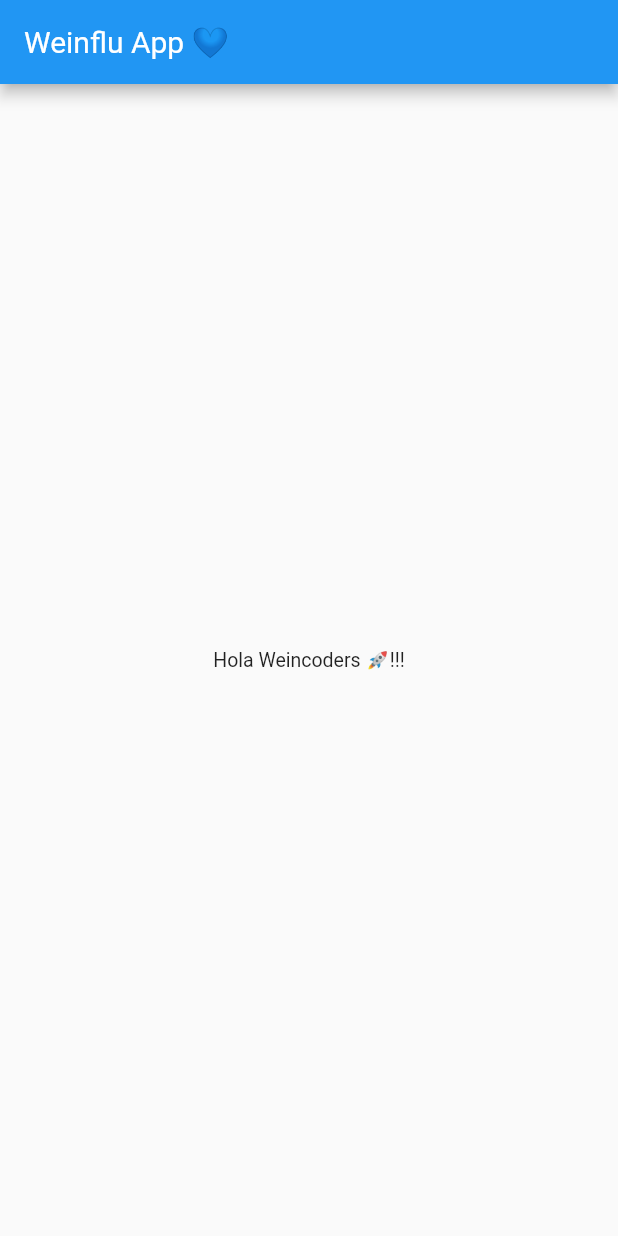
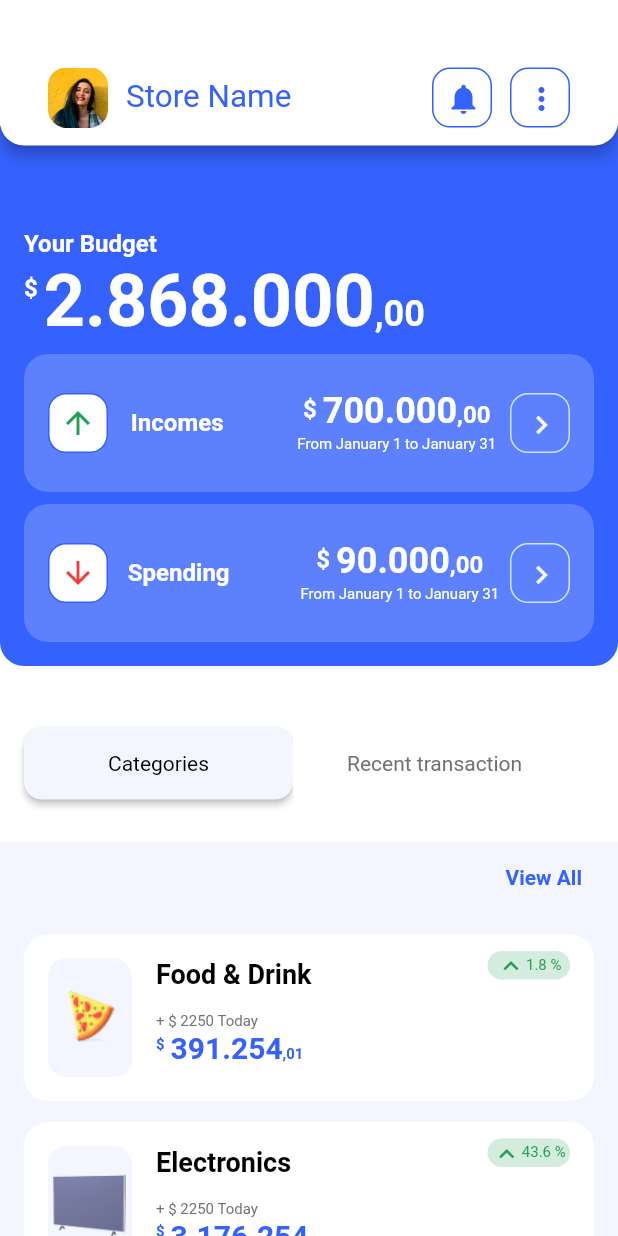
Before and after one commit to weincoder/weinflu-app, a Flutter app: the screen it shows after launch, on a phone screen of 412 x 824 dp. Run offline on Flutter 3.47's test engine with Material 2 defaults, Android fonts, the phone set to English and light mode, and no system bars.

Commit message:
feat 🆕: Se agrega la primera pantalla weinflu 💙🚀🤯

```diff
--- /dev/null
+++ b/weinflu_app/lib/app.dart
@@ -0,0 +1,19 @@
+
+
+import 'package:flutter/material.dart';
+import 'package:weinflu_app/pages/home_page.dart';
+
+import 'design/themes.dart';
+
+class WeinFluApp extends StatelessWidget{
+  const WeinFluApp({super.key});
+
+  @override
+  Widget build(BuildContext context) {
+    return MaterialApp(
+    theme: WeinFluThemes.defaultTheme,
+    home:  const HomePage(key: Key('home page'),),
+  );
+  }
+
+}
--- a/weinflu_app/lib/design/colors.dart
+++ b/weinflu_app/lib/design/colors.dart
@@ -13,6 +13,7 @@ class WeinFluColors {
   static const Color brandPrimaryColor = Color.fromRGBO(53, 97, 254, 1);
   static const Color brandSecondaryColor = Color.fromRGBO(243, 246, 255, 1);
   static const Color brandLightColor = Colors.white;
+  static const Color brandLightColorBorder = Color.fromRGBO(210, 228, 255, 1);
   static const Color brandLightColorOpacity = Color.fromRGBO(255, 255, 255, 0.2);
   static const Color brandDarkColor = Colors.black;
   static const Color brandLigthDarkColor = Color.fromRGBO(113, 113, 112, 1);
--- /dev/null
+++ b/weinflu_app/lib/design/themes.dart
@@ -0,0 +1,20 @@
+
+import 'package:flutter/material.dart';
+import 'package:weinflu_app/design/colors.dart';
+
+class WeinFluThemes {
+  WeinFluThemes._();
+  static ThemeData defaultTheme = ThemeData(
+      fontFamily: 'RobotoMono',
+      primaryColor: WeinFluColors.brandPrimaryColor,
+      textTheme: const TextTheme(
+        displayLarge: TextStyle(fontSize: 48.0, fontWeight: FontWeight.bold, color: WeinFluColors.brandLightColor),
+        displayMedium: TextStyle(fontSize: 24.0, fontWeight: FontWeight.bold, color: WeinFluColors.brandLightColor),
+        displaySmall: TextStyle(fontSize: 16.0, fontWeight: FontWeight.bold, color: WeinFluColors.brandLightColor),
+        headlineLarge: TextStyle(fontSize: 21.0, color: WeinFluColors.brandPrimaryColor),
+        bodyLarge: TextStyle(fontSize: 14.0),
+        bodyMedium: TextStyle(fontSize: 13.0),
+        bodySmall: TextStyle(fontSize: 10.0),
+      ),
+    );
+}
--- a/weinflu_app/lib/main.dart
+++ b/weinflu_app/lib/main.dart
@@ -1,34 +1,9 @@
 // Importamos el sistema de desiño de Google y todos
 // sus componentes reutilizables
 import 'package:flutter/material.dart';
-import 'package:weinflu_app/design/colors.dart';
+import 'package:weinflu_app/app.dart';
 
 //Punto de entrada de la aplicación aqui inicia toda la magia
 void main() {
-  runApp(MaterialApp(
-    theme: ThemeData(
-      fontFamily: 'RobotoMono',
-      primaryColor: WeinFluColors.brandPrimaryColor,
-      textTheme: const TextTheme(
-        displayLarge: TextStyle(fontSize: 48.0, fontWeight: FontWeight.bold),
-        displayMedium: TextStyle(fontSize: 24.0, fontWeight: FontWeight.bold),
-        displaySmall: TextStyle(fontSize: 16.0, fontWeight: FontWeight.bold),
-        headlineLarge: TextStyle(fontSize: 21.0, color: WeinFluColors.brandPrimaryColor),
-        bodyLarge: TextStyle(fontSize: 14.0),
-        bodyMedium: TextStyle(fontSize: 13.0),
-        bodySmall: TextStyle(fontSize: 10.0),
-      ),
-    ),
-    home: Scaffold(
-      appBar: AppBar(
-        title: const Text(
-          'Weinflu App 💙',
-        ),
-      ),
-      body: const Center(
-          child: Text(
-        'Hola Weincoders 🚀!!!',
-      )),
-    ),
-  ));
+  runApp(const WeinFluApp());
 }
--- /dev/null
+++ b/weinflu_app/lib/pages/home_page.dart
@@ -0,0 +1,235 @@
+import 'package:flutter/material.dart';
+import 'package:weinflu_app/design/colors.dart';
+import 'package:weinflu_app/widgets/header_title.dart';
+import 'package:weinflu_app/widgets/product_detail.dart';
+import 'package:weinflu_app/widgets/summary_card.dart';
+
+class HomePage extends StatefulWidget {
+  const HomePage({super.key});
+
+  @override
+  State<HomePage> createState() => _HomePageState();
+}
+
+class _HomePageState extends State<HomePage> {
+  Widget currentDisplayDetailWidget = const CategoriesWidget();
+  var buttonStyleInactive = ElevatedButton.styleFrom(
+      elevation: 0,
+      backgroundColor: WeinFluColors.brandLightColor,
+      shadowColor: WeinFluColors.brandLightColor);
+  var buttonStyleActive = ElevatedButton.styleFrom(
+      backgroundColor: WeinFluColors.brandSecondaryColor,
+      shape: RoundedRectangleBorder(
+        borderRadius: BorderRadius.circular(12), // <-- Radius
+      ));
+  late ButtonStyle categorieBtnStyle;
+  late ButtonStyle recentTransactionsBtnStyle;
+
+  @override
+  void initState() {
+    super.initState();
+    categorieBtnStyle = buttonStyleActive;
+    recentTransactionsBtnStyle = buttonStyleInactive;
+  }
+
+  @override
+  Widget build(BuildContext context) {
+    return Scaffold(
+      backgroundColor: WeinFluColors.brandLightColor,
+      appBar: AppBar(
+        toolbarHeight: 97,
+        backgroundColor: WeinFluColors.brandLightColor,
+        shape: const RoundedRectangleBorder(
+            borderRadius: BorderRadius.only(
+                bottomLeft: Radius.circular(16),
+                bottomRight: Radius.circular(16.0))),
+        title: const Padding(
+            padding: EdgeInsets.fromLTRB(16, 45, 16, 12), child: HeaderTitle()),
+      ),
+      body: Column(
+        children: [
+          Container(
+            height: 360,
+            width: MediaQuery.of(context).size.width,
+            padding:
+                const EdgeInsets.only(left: 16, right: 16, top: 69, bottom: 16),
+            transform: Matrix4.translationValues(0, -13, 0),
+            decoration: const BoxDecoration(
+                color: WeinFluColors.brandPrimaryColor,
+                borderRadius: BorderRadius.only(
+                    bottomLeft: Radius.circular(16),
+                    bottomRight: Radius.circular(16.0))),
+            child: Column(
+              crossAxisAlignment: CrossAxisAlignment.stretch,
+              children: [
+                Text(
+                  'Your Budget',
+                  style: Theme.of(context).textTheme.displaySmall,
+                ),
+                Row(
+                  crossAxisAlignment: CrossAxisAlignment.start,
+                  children: [
+                    Container(
+                        padding: const EdgeInsets.only(top: 10, right: 4),
+                        child: Text('\$',
+                            style: Theme.of(context).textTheme.displaySmall)),
+                    RichText(
+                      text: TextSpan(
+                        children: [
+                          TextSpan(
+                              text: '2.868.000',
+                              style: Theme.of(context).textTheme.displayLarge),
+                          TextSpan(
+                              text: ',00',
+                              style: Theme.of(context).textTheme.displayMedium),
+                        ],
+                      ),
+                    ),
+                  ],
+                ),
+                const SummaryCard(
+                  typeSummaryCard: TypeSummaryCard.incomes,
+                  amount: '700.000',
+                  period: 'From January 1 to January 31',
+                ),
+                const SummaryCard(
+                  typeSummaryCard: TypeSummaryCard.outcomes,
+                  amount: '90.000',
+                  period: 'From January 1 to January 31',
+                ),
+              ],
+            ),
+          ),
+          Container(
+              padding: const EdgeInsets.only(left: 16, right: 16),
+              height: 104,
+              width: MediaQuery.of(context).size.width,
+              decoration: const BoxDecoration(
+                  shape: BoxShape.rectangle,
+                  color: WeinFluColors.brandLightColor,
+                  borderRadius: BorderRadius.only(
+                      bottomLeft: Radius.circular(16),
+                      bottomRight: Radius.circular(16))),
+              child: Row(
+                mainAxisAlignment: MainAxisAlignment.start,
+                children: [
+                  ElevatedButton(
+                      style: categorieBtnStyle,
+                      onPressed: () {
+                        setState(() {
+                          currentDisplayDetailWidget = const CategoriesWidget();
+                          categorieBtnStyle = buttonStyleActive;
+                          recentTransactionsBtnStyle = buttonStyleInactive;
+                        });
+                      },
+                      child: const Padding(
+                        padding:
+                            EdgeInsets.symmetric(vertical: 16, horizontal: 40),
+                        child: Text(
+                          'Categories',
+                          style: TextStyle(
+                              color: WeinFluColors.brandDarkColor,
+                              fontSize: 14),
+                        ),
+                      )),
+                  ElevatedButton(
+                      style: recentTransactionsBtnStyle,
+                      onPressed: () {
+                        setState(() {
+                          currentDisplayDetailWidget =
+                              const RecentTransactions();
+                          categorieBtnStyle = buttonStyleInactive;
+                          recentTransactionsBtnStyle = buttonStyleActive;
+                        });
+                      },
+                      child: const Padding(
+                        padding:
+                            EdgeInsets.symmetric(vertical: 16, horizontal: 20),
+                        child: Text(
+                          'Recent transaction',
+                          style: TextStyle(
+                              color: WeinFluColors.brandLigthDarkColor,
+                              fontSize: 14),
+                        ),
+                      )),
+                ],
+              )),
+          Expanded(
+            child: Container(
+                padding: const EdgeInsets.symmetric(horizontal: 16.0),
+                width: MediaQuery.of(context).size.width,
+                decoration: const BoxDecoration(
+                  color: WeinFluColors.brandSecondaryColor,
+                ),
+                child: currentDisplayDetailWidget),
+          )
+        ],
+      ),
+    );
+  }
+}
+
+class CategoriesWidget extends StatelessWidget {
+  const CategoriesWidget({super.key});
+
+  @override
+  Widget build(BuildContext context) {
+    return ListView(
+      children: [
+        TextButton(
+          style: const ButtonStyle(alignment: Alignment.centerRight),
+          child: const Text(
+            'View All',
+            style: TextStyle(
+                fontWeight: FontWeight.bold,
+                color: Color.fromRGBO(53, 97, 254, 1)),
+          ),
+          onPressed: () {
+            print('le diste clic a view all');
+          },
+        ),
+        const ProductDetailCard(
+          pathToProductImage: 'assets/images/pizza.png',
+          amount: '391.254',
+          amountDecimals: '01',
+          productName: 'Food & Drink',
+          currentSells: '2250',
+          percentage: '1.8',
+          typeProductDetailCard: TypeProductDetailCard.incomes,
+        ),
+        const ProductDetailCard(
+          typeProductDetailCard: TypeProductDetailCard.incomes,
+          pathToProductImage: 'assets/images/tv.png',
+          amount: '3.176.254',
+          amountDecimals: '01',
+          productName: 'Electronics',
+          currentSells: '2250',
+          percentage: '43.6',
+        ),
+        const ProductDetailCard(
+          typeProductDetailCard: TypeProductDetailCard.outcomes,
+          pathToProductImage: 'assets/images/health.png',
+          amount: '38',
+          amountDecimals: '01',
+          productName: 'Health',
+          currentSells: '110',
+          percentage: '25.8',
+        ),
+      ],
+    );
+  }
+}
+
+class RecentTransactions extends StatelessWidget {
+  const RecentTransactions({super.key});
+
+  @override
+  Widget build(BuildContext context) {
+    return Center(
+      child: Text(
+        'Este es el reto',
+        style: Theme.of(context).textTheme.headlineLarge,
+      ),
+    );
+  }
+}
--- /dev/null
+++ b/weinflu_app/lib/widgets/header_title.dart
@@ -0,0 +1,61 @@
+import 'package:flutter/material.dart';
+import 'package:weinflu_app/design/colors.dart';
+
+class HeaderTitle extends StatelessWidget {
+  const HeaderTitle({super.key});
+
+  @override
+  Widget build(BuildContext context) {
+    return   Row(
+            children: [
+              Container(
+                height: 40,
+                width: 40,
+                margin: const EdgeInsets.only(right: 12),
+                decoration: const BoxDecoration(
+                    image: DecorationImage(
+                        image: AssetImage('assets/images/user.png'))),
+              ),
+              Expanded(
+                child: Text(
+                  'Store Name',
+                  style: Theme.of(context).textTheme.headlineLarge,
+                ),
+              ),
+              Container(
+                height: 40,
+                width: 40,
+                decoration: BoxDecoration(
+                    border: Border.all(color: WeinFluColors.brandPrimaryColor),
+                    borderRadius: BorderRadius.circular(12)),
+                child: IconButton(
+                  icon: const Icon(
+                    Icons.notifications,
+                    color: WeinFluColors.brandPrimaryColor,
+                  ),
+                  onPressed: () {
+                    print('hola mundo');
+                  },
+                ),
+              ),
+              Container(
+                height: 40,
+                width: 40,
+                margin: const EdgeInsets.only(left: 12),
+                decoration: BoxDecoration(
+                    border: Border.all(color: WeinFluColors.brandPrimaryColor),
+                    borderRadius: BorderRadius.circular(12)),
+                child: IconButton(
+                  icon: const Icon(
+                    Icons.more_vert,
+                    color: WeinFluColors.brandPrimaryColor,
+                  ),
+                  onPressed: () {
+                    print('hola mundo more');
+                  },
+                ),
+              )
+            ],
+          );
+  }
+}
--- /dev/null
+++ b/weinflu_app/lib/widgets/product_detail.dart
@@ -0,0 +1,157 @@
+import 'package:flutter/material.dart';
+import 'package:weinflu_app/design/colors.dart';
+
+enum TypeProductDetailCard { incomes, outcomes }
+
+class ProductDetailCard extends StatelessWidget {
+  final String pathToProductImage;
+  final String amount;
+  final String productName;
+  final String currentSells;
+  final String percentage;
+  final TypeProductDetailCard typeProductDetailCard;
+  final String amountDecimals;
+  const ProductDetailCard(
+      {super.key,
+      required this.pathToProductImage,
+      required this.amount,
+      required this.amountDecimals,
+      required this.productName,
+      required this.currentSells,
+      required this.percentage,
+      required this.typeProductDetailCard});
+
+  @override
+  Widget build(BuildContext context) {
+    var iconIncomes = const Icon(
+      Icons.expand_less,
+      size: 20,
+      color: WeinFluColors.brandOnSuccessColor,
+    );
+    var iconSpending = const Icon(
+      Icons.expand_more,
+      size: 20,
+      color: WeinFluColors.brandOnErrorColor,
+    );
+    var currentBgPercentageColor = WeinFluColors.brandSuccessColor;
+    var currentTextPercentageColor = WeinFluColors.brandOnSuccessColor;
+    var currentIcon = iconIncomes;
+    if (typeProductDetailCard == TypeProductDetailCard.outcomes) {
+      currentBgPercentageColor = WeinFluColors.brandErrorColor;
+      currentTextPercentageColor = WeinFluColors.brandOnErrorColor;
+      currentIcon = iconSpending;
+    }
+    return Container(
+      margin: const EdgeInsets.only(
+        top: 14,
+      ),
+      height: 111,
+      decoration: const BoxDecoration(
+        shape: BoxShape.rectangle,
+        color: WeinFluColors.brandLightColor,
+        borderRadius: BorderRadius.all(Radius.circular(16)),
+      ),
+      child: Row(
+        children: [
+          Container(
+            margin: const EdgeInsets.only(left: 16),
+            height: 79,
+            width: 56,
+            decoration: const BoxDecoration(
+              color: WeinFluColors.brandSecondaryColor,
+              borderRadius: BorderRadius.all(Radius.circular(12)),
+            ),
+            child: Container(
+              height: 40,
+              width: 40,
+              decoration: BoxDecoration(
+                  image:
+                      DecorationImage(image: AssetImage(pathToProductImage))),
+            ),
+          ),
+          Expanded(
+            child: Container(
+              padding: const EdgeInsets.only(top: 16, left: 16),
+              child: Column(
+                crossAxisAlignment: CrossAxisAlignment.start,
+                children: [
+                  Text(
+                    productName,
+                    textAlign: TextAlign.left,
+                    style: const TextStyle(
+                        color: WeinFluColors.brandDarkColor,
+                        fontWeight: FontWeight.w700,
+                        fontFamily: 'RobotoMono',
+                        fontSize: 18),
+                  ),
+                  Padding(
+                    padding: const EdgeInsets.only(top: 15.0),
+                    child: Text(
+                      '+ \$ $currentSells Today',
+                      style: const TextStyle(
+                          color: WeinFluColors.brandLigthDarkColor,
+                          fontFamily: 'RobotoMono',
+                          fontSize: 10),
+                    ),
+                  ),
+                  Row(
+                    crossAxisAlignment: CrossAxisAlignment.start,
+                    children: [
+                      Container(
+                          padding: const EdgeInsets.only(top: 3, right: 4),
+                          child: const Text('\$',
+                              style: TextStyle(
+                                  color: WeinFluColors.brandPrimaryColor,
+                                  fontWeight: FontWeight.bold,
+                                  fontSize: 10))),
+                      RichText(
+                        text: TextSpan(
+                          children: [
+                            TextSpan(
+                                text: amount,
+                                style: const TextStyle(
+                                    color: WeinFluColors.brandPrimaryColor,
+                                    fontWeight: FontWeight.bold,
+                                    fontSize: 20)),
+                            TextSpan(
+                                text: ',$amountDecimals',
+                                style: const TextStyle(
+                                    color: WeinFluColors.brandPrimaryColor,
+                                    fontWeight: FontWeight.bold,
+                                    fontSize: 10)),
+                          ],
+                        ),
+                      ),
+                    ],
+                  ),
+                ],
+              ),
+            ),
+          ),
+          Container(
+            margin: const EdgeInsets.only(
+              bottom: 70,
+              right: 16,
+            ),
+            height: 19,
+            width: 55,
+            decoration: BoxDecoration(
+                borderRadius: const BorderRadius.all(Radius.circular(19)),
+                color: currentBgPercentageColor),
+            child: Row(
+              mainAxisAlignment: MainAxisAlignment.center,
+              children: [
+                currentIcon,
+                Text(
+                  '$percentage %',
+                  style: TextStyle(
+                      fontSize: 10, color: currentTextPercentageColor),
+                )
+              ],
+            ),
+          )
+        ],
+      ),
+    );
+  }
+}
--- /dev/null
+++ b/weinflu_app/lib/widgets/summary_card.dart
@@ -0,0 +1,110 @@
+import 'package:flutter/material.dart';
+import 'package:weinflu_app/design/colors.dart';
+
+//tipos de SummaryCard
+enum TypeSummaryCard { incomes, outcomes }
+
+class SummaryCard extends StatelessWidget {
+  final TypeSummaryCard typeSummaryCard;
+  final String amount;
+  final String period;
+  const SummaryCard(
+      {super.key,
+      required this.typeSummaryCard,
+      required this.amount,
+      required this.period});
+
+  @override
+  Widget build(BuildContext context) {
+    var incomesIcon = const Icon(
+      Icons.arrow_upward,
+      color: WeinFluColors.brandOnSuccessColor,
+    );
+    var spendingIcon = const Icon(Icons.arrow_downward,
+        color: WeinFluColors.brandOnErrorColor);
+    //
+    return Container(
+      height: 92,
+      margin: const EdgeInsets.only(top: 8),
+      padding: const EdgeInsets.all(16),
+      decoration: const BoxDecoration(
+        shape: BoxShape.rectangle,
+        color: WeinFluColors.brandLightColorOpacity,
+        borderRadius: BorderRadius.all(Radius.circular(16)),
+      ),
+      child: Row(
+        mainAxisAlignment: MainAxisAlignment.spaceBetween,
+        children: [
+        Container(
+            height: 40,
+            width: 40,
+            decoration: BoxDecoration(
+                color: Colors.white,
+                borderRadius: const BorderRadius.all(Radius.circular(12)),
+                border: Border.all(color: WeinFluColors.brandPrimaryColor)),
+            child: typeSummaryCard == TypeSummaryCard.incomes
+                ? incomesIcon
+                : spendingIcon),
+        Padding(
+          padding: const EdgeInsets.only(left: 8.0),
+          child: Text(
+            typeSummaryCard == TypeSummaryCard.incomes ? 'Incomes' : 'Spending',
+            style: Theme.of(context).textTheme.displaySmall,
+          ),
+        ),
+        Padding(
+            padding: const EdgeInsets.only(left: 40, top: 8.0),
+            child: Column(children: [
+              Row(
+                crossAxisAlignment: CrossAxisAlignment.start,
+                children: [
+                  Container(
+                      padding: const EdgeInsets.only(top: 3, right: 4),
+                      child: Text('\$',
+                          style: Theme.of(context).textTheme.displaySmall)),
+                  RichText(
+                    text: TextSpan(
+                      children: [
+                        TextSpan(
+                            text: amount,
+                            style: Theme.of(context).textTheme.displayMedium),
+                        TextSpan(
+                            text: ',00',
+                            style: Theme.of(context).textTheme.displaySmall),
+                      ],
+                    ),
+                  ),
+                ],
+              ),
+              Padding(
+                padding: const EdgeInsets.all(2.0),
+                child: Text(
+                  period,
+                  style: const TextStyle(
+                      color: WeinFluColors.brandLightColor,
+                      fontFamily: 'RobotoMono',
+                      fontSize: 10),
+                ),
+              ),
+            ])),
+        Container(
+          height: 40,
+          width: 40,
+          decoration: BoxDecoration(
+              borderRadius: const BorderRadius.all(Radius.circular(12)),
+              border:
+                  Border.all(color: WeinFluColors.brandLightColorBorder)),
+          child: IconButton(
+            icon: const Icon(
+              Icons.chevron_right,
+              color: Colors.white,
+            ),
+            onPressed: () {
+              // handle the press
+            },
+          ),
+        ),
+      ]),
+    );
+  }
+}
--- a/weinflu_app/pubspec.yaml
+++ b/weinflu_app/pubspec.yaml
@@ -57,3 +57,6 @@ flutter:
         - asset: assets/fonts/Roboto-Regular.ttf
         - asset: assets/fonts/Roboto-Bold.ttf
           weight: 700
+#-------------------------Importar Imagenes--------------------------------#
+  assets:
+    - assets/images/
```
